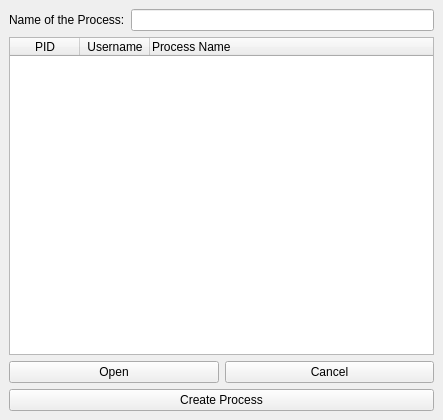
First picture: the form in selectprocess.ui, repository korcankaraokcu/PINCE, before the edit.
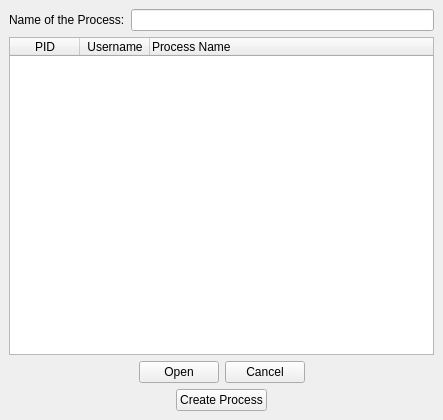
Second picture: the form after the edit.

Patch:
```diff
--- a/selectprocess.ui
+++ b/selectprocess.ui
@@ -92,6 +92,19 @@
     </item>
     <item>
      <layout class="QHBoxLayout" name="horizontalLayout_2">
+      <item>
+       <spacer name="horizontalSpacer_3">
+        <property name="orientation">
+         <enum>Qt::Horizontal</enum>
+        </property>
+        <property name="sizeHint" stdset="0">
+         <size>
+          <width>40</width>
+          <height>20</height>
+         </size>
+        </property>
+       </spacer>
+      </item>
       <item>
        <widget class="QPushButton" name="pushButton_Open">
         <property name="text">
@@ -106,14 +119,57 @@
         </property>
        </widget>
       </item>
+      <item>
+       <spacer name="horizontalSpacer_4">
+        <property name="orientation">
+         <enum>Qt::Horizontal</enum>
+        </property>
+        <property name="sizeHint" stdset="0">
+         <size>
+          <width>40</width>
+          <height>20</height>
+         </size>
+        </property>
+       </spacer>
+      </item>
      </layout>
     </item>
     <item>
-     <widget class="QPushButton" name="pushButton_CreateProcess">
-      <property name="text">
-       <string>Create Process</string>
-      </property>
-     </widget>
+     <layout class="QHBoxLayout" name="horizontalLayout_3">
+      <item>
+       <spacer name="horizontalSpacer">
+        <property name="orientation">
+         <enum>Qt::Horizontal</enum>
+        </property>
+        <property name="sizeHint" stdset="0">
+         <size>
+          <width>40</width>
+          <height>20</height>
+         </size>
+        </property>
+       </spacer>
+      </item>
+      <item>
+       <widget class="QPushButton" name="pushButton_CreateProcess">
+        <property name="text">
+         <string>Create Process</string>
+        </property>
+       </widget>
+      </item>
+      <item>
+       <spacer name="horizontalSpacer_2">
+        <property name="orientation">
+         <enum>Qt::Horizontal</enum>
+        </property>
+        <property name="sizeHint" stdset="0">
+         <size>
+          <width>40</width>
+          <height>20</height>
+         </size>
+        </property>
+       </spacer>
+      </item>
+     </layout>
     </item>
    </layout>
   </widget>
```
